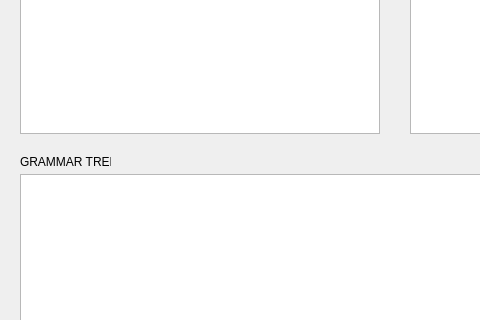
Vieran/DS_Pro, file Labs/1_Minimal_Basic/Minimal_Basic/mainwindow.ui: the form before one commit; both pictures show x 0 to 480 and y 315 to 635 of the 793 by 1013 pixel window.
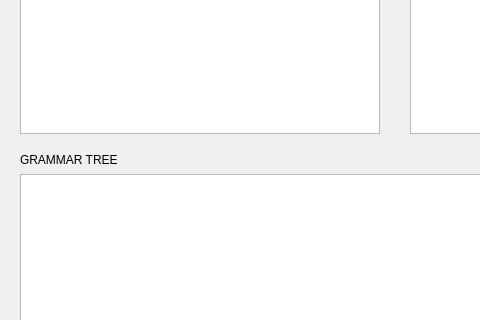
The form after the commit.

Diff of the .ui file:
```diff
--- a/Labs/1_Minimal_Basic/Minimal_Basic/mainwindow.ui
+++ b/Labs/1_Minimal_Basic/Minimal_Basic/mainwindow.ui
@@ -44,9 +44,9 @@
     <property name="geometry">
      <rect>
       <x>20</x>
-      <y>450</y>
-      <width>91</width>
-      <height>16</height>
+      <y>446</y>
+      <width>111</width>
+      <height>20</height>
      </rect>
     </property>
     <property name="text">
```
